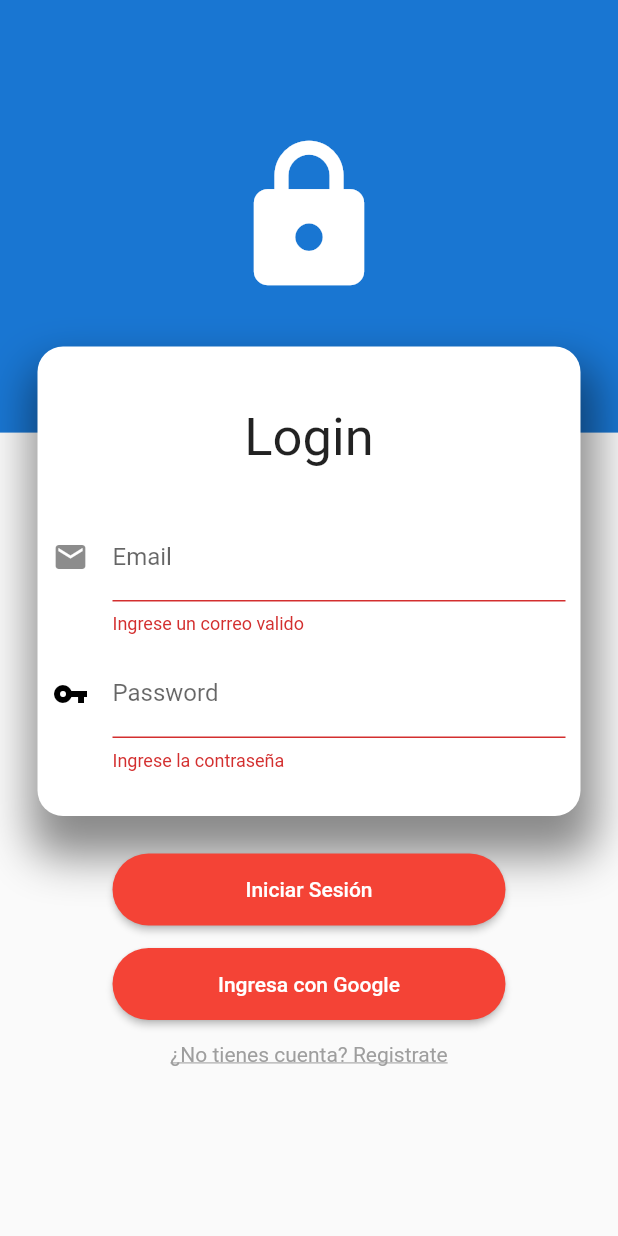
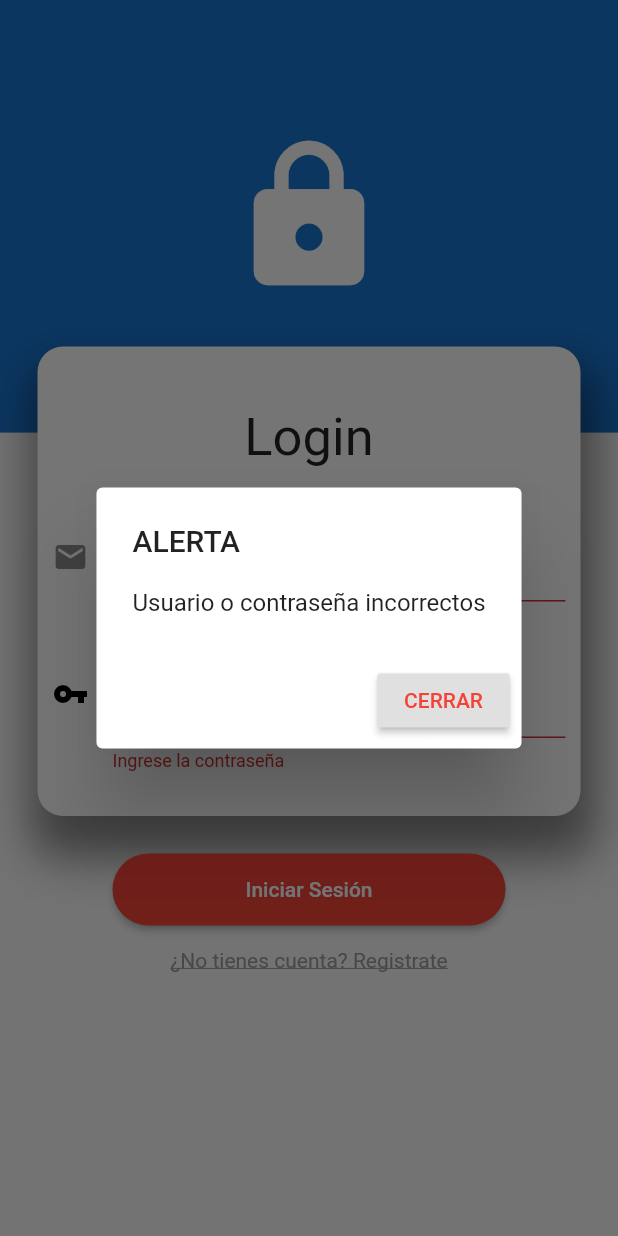
Before and after one commit to StevenHerrera21/flutter_proyecto, a Flutter app: the screen it shows after launch, after a tap on "Iniciar Sesión", on a phone screen of 412 x 824 dp. Run offline on Flutter 3.47's test engine with Material 2 defaults, Android fonts, the phone set to English and light mode, and no system bars; our stand-ins replace cloud_firestore, firebase_auth, firebase_core, image_picker; missing offline and left inert: mime_type, tflite; accounts and stored records are empty.

```diff
--- a/flutter_proyecto/lib/loginemail.dart
+++ b/flutter_proyecto/lib/loginemail.dart
@@ -2,7 +2,6 @@ import 'package:flutter/material.dart';
 import 'package:firebase_auth/firebase_auth.dart';
 
 class LoginPage extends StatefulWidget {
-
   @override
   _LoginPageState createState() => _LoginPageState();
 }
@@ -40,7 +39,7 @@ class _LoginPageState extends State<LoginPage> {
                   ),*/
                   color: Colors.blue[700],
                   width: double.infinity,
-                  height: alto*0.35,
+                  height: alto * 0.35,
                 ),
                 /*Container(
                   height: alto*0.70,
@@ -53,7 +52,9 @@ class _LoginPageState extends State<LoginPage> {
             child: SingleChildScrollView(
               child: Column(
                 children: [
-                  SizedBox(height: alto*0.25,),
+                  SizedBox(
+                    height: alto * 0.25,
+                  ),
                   Form(
                     key: _formKey,
                     child: Container(
@@ -68,20 +69,24 @@ class _LoginPageState extends State<LoginPage> {
                               spreadRadius: 7.0,
                               offset: Offset(3.0, 20),
                             )
-                        ]
-                      ),
+                          ]),
                       margin: EdgeInsets.all(25.0),
                       child: Column(
                         mainAxisSize: MainAxisSize.min,
                         children: [
                           Padding(
                             padding: EdgeInsets.symmetric(vertical: 30.0),
-                            child: Text('Login', style: TextStyle(fontSize: 35.0),),
+                            child: Text(
+                              'Login',
+                              style: TextStyle(fontSize: 35.0),
+                            ),
                           ),
                           _correo(),
                           SizedBox(height: 10.0),
                           _pass(),
-                          SizedBox(height: 20.0,)
+                          SizedBox(
+                            height: 20.0,
+                          )
                         ],
                       ),
                     ),
@@ -99,17 +104,16 @@ class _LoginPageState extends State<LoginPage> {
     );
   }
 
-  Widget _correo(){
+  Widget _correo() {
     return TextFormField(
       maxLines: 1,
       keyboardType: TextInputType.emailAddress,
       controller: _emailController,
       textInputAction: TextInputAction.next,
-      decoration: InputDecoration(
-          labelText: 'Email', icon: Icon(Icons.email)),
+      decoration: InputDecoration(labelText: 'Email', icon: Icon(Icons.email)),
       validator: (value) {
-        bool emailValid = RegExp(
-                r'^.+@[a-zA-Z]+\.{1}[a-zA-Z]+(\.{0,1}[a-zA-Z]+)$')
+        bool emailValid =
+            RegExp(r'^.+@[a-zA-Z]+\.{1}[a-zA-Z]+(\.{0,1}[a-zA-Z]+)$')
                 .hasMatch(value);
         if (emailValid == false) {
           return 'Ingrese un correo valido';
@@ -118,7 +122,7 @@ class _LoginPageState extends State<LoginPage> {
     );
   }
 
-  Widget _pass(){
+  Widget _pass() {
     return TextFormField(
       maxLines: 1,
       controller: _passwordController,
@@ -143,7 +147,7 @@ class _LoginPageState extends State<LoginPage> {
     );
   }
 
-  Widget _botones(){
+  Widget _botones() {
     return Container(
       child: Column(
         children: [
@@ -167,26 +171,6 @@ class _LoginPageState extends State<LoginPage> {
             onPressed: () {
               signInWithEmail();
             },
-          ),
-          SizedBox(height: 15.0),
-          RaisedButton(
-            color: Colors.red,
-            shape: RoundedRectangleBorder(
-                borderRadius: BorderRadius.circular(30.0)),
-            padding: EdgeInsets.all(16.0),
-            child: Row(
-              mainAxisAlignment: MainAxisAlignment.center,
-              children: <Widget>[
-               Text(
-                  'Ingresa con Google',
-                  style: TextStyle(
-                      fontSize: 14.0,
-                      fontWeight: FontWeight.w500,
-                      color: Colors.white),
-                ),
-              ],
-            ),
-            onPressed: () => Navigator.pushNamed(context, 'sign'),
           ),
           SizedBox(height: 15.0),
           InkWell(
@@ -223,18 +207,36 @@ class _LoginPageState extends State<LoginPage> {
         _emailController.clear();
         _passwordController.clear();
         // sign in successful!
+        //Navigator.pushReplacementNamed(context, 'flores');
         Navigator.pushNamed(context, 'flores');
       } else {
         // sign in unsuccessful
         print('sign in Not');
+        _showAlertDialog();
         // ex: prompt the user to try again
       }
     }
   }
+
+  void _showAlertDialog() {
+    showDialog(
+        context: context,
+        builder: (buildcontext) {
+          return AlertDialog(
+            title: Text("ALERTA"),
+            content: Text("Usuario o contraseña incorrectos"),
+            actions: <Widget>[
+              RaisedButton(
+                child: Text(
+                  "CERRAR",
+                  style: TextStyle(color: Colors.red),
+                ),
+                onPressed: () {
+                  Navigator.of(context).pop();
+                },
+              )
+            ],
+          );
+        });
   }
-
-void _pushPage(BuildContext context, Widget page) {
-  Navigator.of(context).push(
-    MaterialPageRoute<void>(builder: (_) => page),
-  );
 }
--- a/flutter_proyecto/lib/main.dart
+++ b/flutter_proyecto/lib/main.dart
@@ -1,12 +1,11 @@
 import 'package:firebase_core/firebase_core.dart';
 import 'package:flutter/material.dart';
 import 'package:flutter_proyecto/floresPage.dart';
-import 'package:flutter_proyecto/googlepage.dart';
 import 'package:flutter_proyecto/loginemail.dart';
 import 'package:flutter_proyecto/registerpage.dart';
 import 'package:flutter_proyecto/resultados_page.dart';
 
-void main() async{
+void main() async {
   WidgetsFlutterBinding.ensureInitialized();
   await Firebase.initializeApp();
   runApp(MyApp());
@@ -15,15 +14,15 @@ void main() async{
 class MyApp extends StatelessWidget {
   @override
   Widget build(BuildContext context) {
-    return MaterialApp(debugShowCheckedModeBanner: false,
+    return MaterialApp(
+      debugShowCheckedModeBanner: false,
       title: 'Inicia Sesión con Google',
       initialRoute: 'login',
       routes: {
-        'login' : (BuildContext context) => LoginPage(),
-        'flores' : (BuildContext context) => Flores(),
-        'register' : (BuildContext context) => RegisterPage(),
-        'sign' : (BuildContext context) => SignInDemo(),
-        'results' : (BuildContext context) => ResultadosPage(),
+        'login': (BuildContext context) => LoginPage(),
+        'flores': (BuildContext context) => Flores(),
+        'register': (BuildContext context) => RegisterPage(),
+        'results': (BuildContext context) => ResultadosPage(),
       },
     );
   }
```
Also changed, not shown: flutter_proyecto/lib/floresPage.dart (+26 -15 lines), flutter_proyecto/lib/googlepage.dart (deleted, +0 -155 lines), flutter_proyecto/lib/resultados_page.dart (+49 -17 lines), 1 other file. Lines whose indentation alone changed are shown as unchanged.
